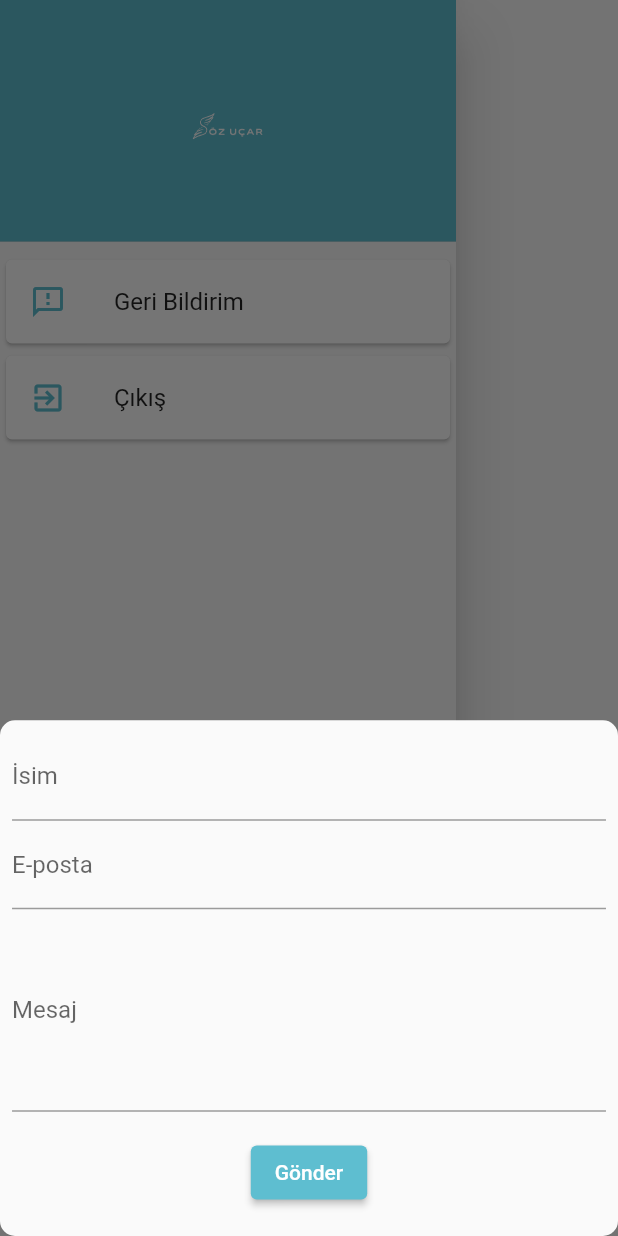
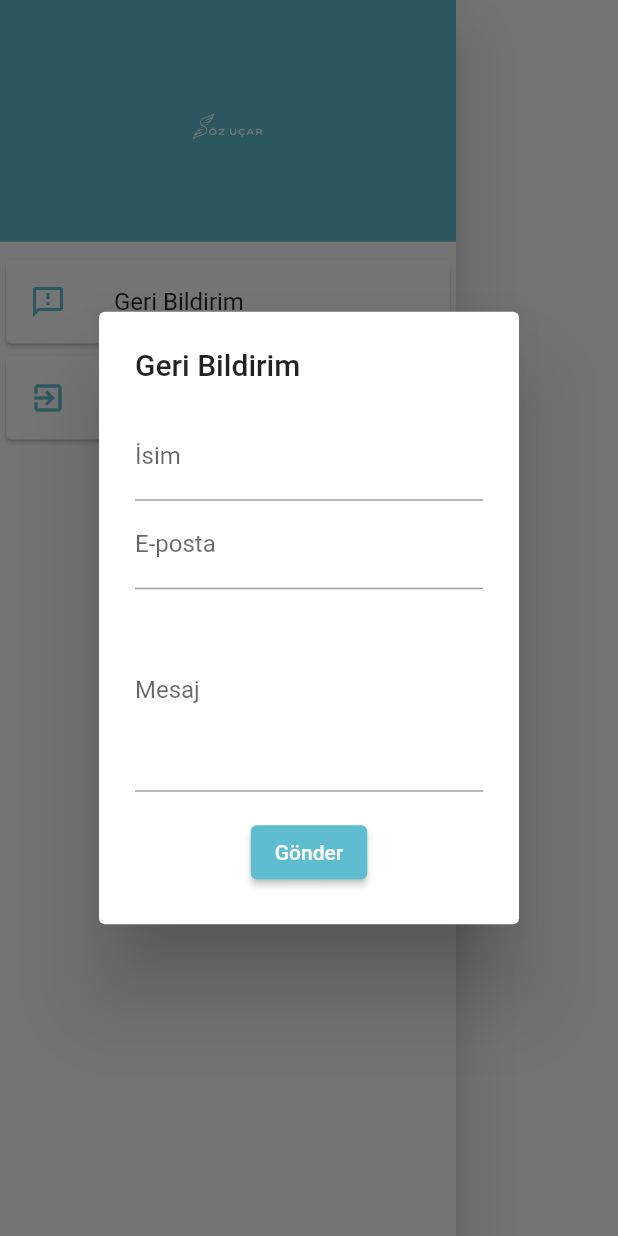
Before and after one commit to muhammetsalci/soz_ucar, a Flutter app: the DrawerWidget widget shown alone on an empty page, opened directly with empty values, after a tap on "Geri Bildirim", on a phone screen of 412 x 824 dp. Run offline on Flutter 3.47's test engine with Material 2 defaults, Android fonts, the phone set to English and light mode, and no system bars; our stand-ins replace cloud_firestore, dio, firebase_core, flutter_mobx, flutter_screenutil, flutter_svg and 4 more; accounts and stored records are empty; generated files the repository leaves out were written again; network calls fail.

Commit message:
feedback widget was created as alertdialog

```diff
--- /dev/null
+++ b/lib/core/functions/feedback_function.dart
@@ -0,0 +1,15 @@
+import 'package:flutter/material.dart';
+
+import '../../features/home/widgets/feed_back_widget.dart';
+
+void feedbackDialog(BuildContext context) {
+  showDialog(
+    context: context,
+    builder: (BuildContext context) {
+      return const AlertDialog(
+        title: Text('Geri Bildirim'),
+        content: FeedbackForm(),
+      );
+    },
+  );
+}
--- a/lib/features/home/widgets/drawer_widget.dart
+++ b/lib/features/home/widgets/drawer_widget.dart
@@ -1,10 +1,9 @@
 import 'dart:io';
 
 import 'package:flutter/material.dart';
-import 'package:flutter_screenutil/flutter_screenutil.dart';
 import 'package:soz_ucar/core/widgets/app_name.widget.dart';
+import '../../../core/functions/feedback_function.dart';
 import '../../../utils/colors.dart';
-import 'feed_back_widget.dart';
 
 class DrawerWidget extends StatelessWidget {
   final GlobalKey<ScaffoldState> scaffoldKey;
@@ -30,7 +29,8 @@ class DrawerWidget extends StatelessWidget {
               leading: const Icon(Icons.feedback_outlined),
               title: const Text('Geri Bildirim'),
               onTap: () {
-                bottomSheet(context);
+                //bottomSheet(context);
+                feedbackDialog(context);
                 scaffoldKey.currentState!.openEndDrawer();
               },
             ),
@@ -50,7 +50,7 @@ class DrawerWidget extends StatelessWidget {
     );
   }
 
-  Future<dynamic> bottomSheet(BuildContext context) {
+/*   Future<dynamic> bottomSheet(BuildContext context) {
     return showModalBottomSheet(
       shape: RoundedRectangleBorder(
         borderRadius: BorderRadius.circular(10.0),
@@ -67,7 +67,9 @@ class DrawerWidget extends StatelessWidget {
         );
       },
     );
-  }
+  } */
+
+
 
   void _exitShowDialog(BuildContext context) {
     showDialog(
--- a/lib/features/home/widgets/home_screen_item.dart
+++ b/lib/features/home/widgets/home_screen_item.dart
@@ -2,9 +2,8 @@ import 'package:flutter/material.dart';
 import 'package:flutter_screenutil/flutter_screenutil.dart';
 import 'package:font_awesome_flutter/font_awesome_flutter.dart';
 import 'package:lottie/lottie.dart';
+import 'package:soz_ucar/core/functions/feedback_function.dart';
 import 'package:soz_ucar/utils/colors.dart';
-
-import 'feed_back_widget.dart';
 
 class HomeScreenItem extends StatelessWidget {
   const HomeScreenItem(
@@ -71,7 +70,8 @@ class HomeScreenItem extends StatelessWidget {
                     ],
                   )));
             } else if (text == 'Geri Bildirim') {
-              bottomSheet(context);
+              //bottomSheet(context);
+              feedbackDialog(context);
             } else {
               Navigator.push(
                 context,
@@ -112,7 +112,7 @@ class HomeScreenItem extends StatelessWidget {
     );
   }
 
-  Future<dynamic> bottomSheet(BuildContext context) {
+  /*  Future<dynamic> bottomSheet(BuildContext context) {
     return showModalBottomSheet(
       shape: RoundedRectangleBorder(
         borderRadius: BorderRadius.circular(10.0),
@@ -129,5 +129,5 @@ class HomeScreenItem extends StatelessWidget {
         );
       },
     );
-  }
+  } */
 }
--- a/lib/features/splash/view-model/splash_view_model.dart
+++ b/lib/features/splash/view-model/splash_view_model.dart
@@ -4,6 +4,7 @@ import 'package:soz_ucar/features/home/view/home_view.dart';
 import '../../../core/base/model/base_view_model.dart';
 part 'splash_view_model.g.dart';
 
+// ignore: library_private_types_in_public_api
 class SplashViewModel = _SplashViewModelBase with _$SplashViewModel;
 
 abstract class _SplashViewModelBase extends BaseViewModel with Store {
```
